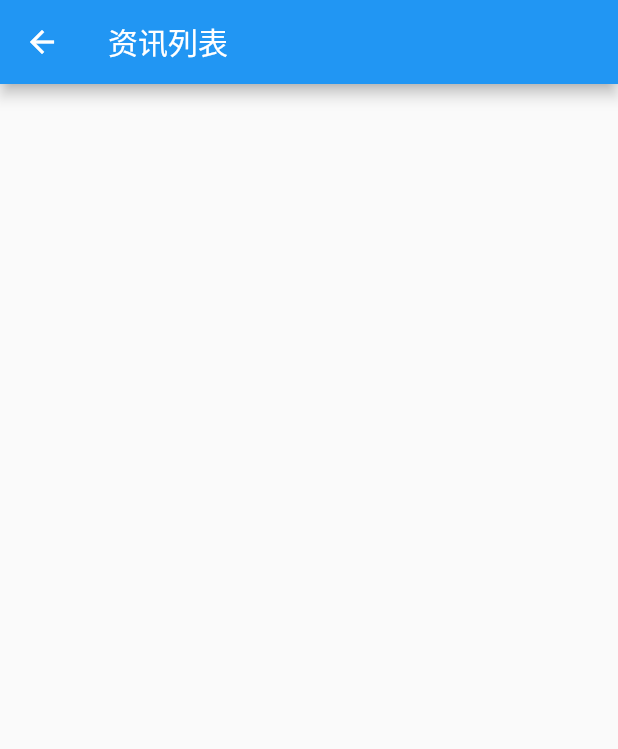
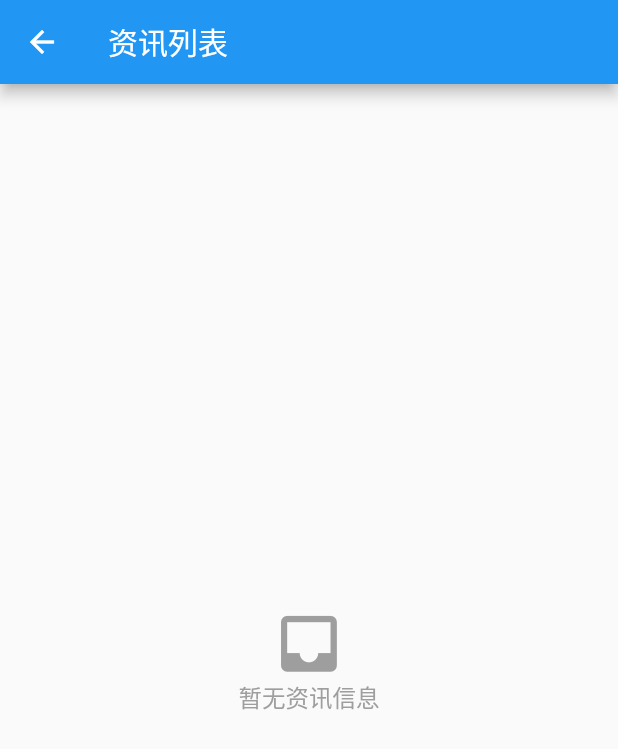
Before and after one commit to imhansai/weifangbus, a Flutter app: the NewsListPage screen opened directly, on a phone screen of 412 x 824 dp. Shown: the top 749 px of the screen. Run offline on Flutter 3.47's test engine with Material 2 defaults, Android fonts, the phone set to English and light mode, and no system bars; our stand-ins replace cached_network_image, connectivity, dio, flutter_easyrefresh, flutter_screenutil, flutter_spinkit and 2 more; missing offline and left inert: material_search; statements that could not run were skipped.

Commit message:
对空数据进行处理

```diff
--- a/lib/ui/home/news_list.dart
+++ b/lib/ui/home/news_list.dart
@@ -74,6 +74,28 @@ class _NewsListPageState extends State<NewsListPage> {
       ),
       body: Center(
         child: EasyRefresh(
+          emptyWidget: Container(
+            width: double.infinity,
+            height: ScreenUtil().setHeight(1611),
+            child: Column(
+              mainAxisAlignment: MainAxisAlignment.center,
+              crossAxisAlignment: CrossAxisAlignment.center,
+              children: <Widget>[
+                Icon(
+                  Icons.inbox,
+                  size: ScreenUtil().setWidth(130),
+                  color: Colors.grey,
+                ),
+                Text(
+                  "暂无资讯信息",
+                  style: TextStyle(
+                    fontSize: ScreenUtil().setSp(41),
+                    color: Colors.grey,
+                  ),
+                )
+              ],
+            ),
+          ),
           key: _easyRefreshKey,
           refreshHeader: PhoenixHeader(
             key: _headerKey,
```
Also changed, not shown: lib/ui/home/home.dart (+78 -24 lines), lib/ui/home/search_input.dart (+13 -0 lines).
